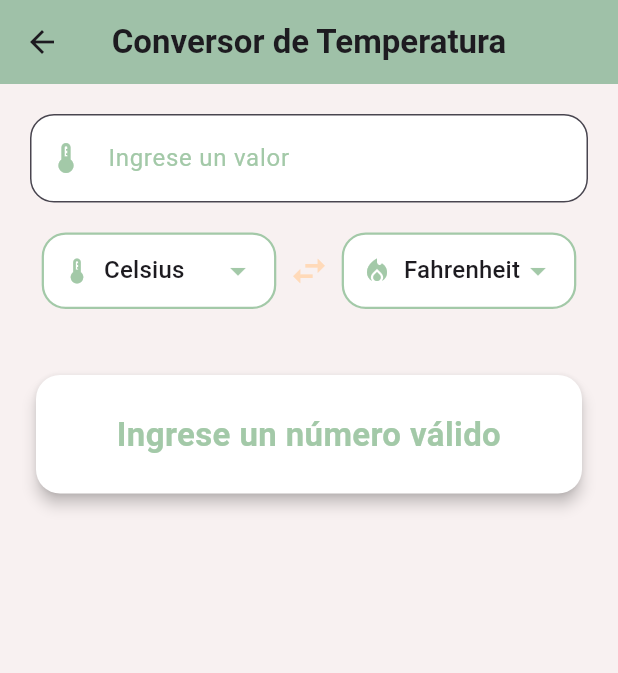
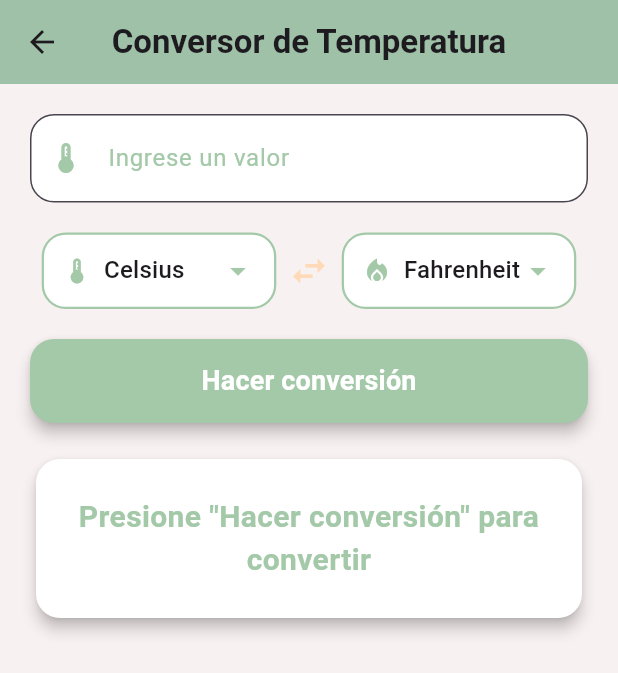
Before and after one commit to BerrioGoodman/unit_converter_flutter_flow, a Flutter app: the TemperatureConverterScreen screen opened directly, on a phone screen of 412 x 824 dp. Shown: the top 673 px of the screen. Run offline on Flutter 3.47's test engine with Material 3 defaults, Android fonts, the phone set to English and light mode, and no system bars; our stand-ins replace shared_preferences; accounts and stored records are empty.

Commit message:
fix: Buttom implementation to confirm de conversion

```diff
--- a/unit_convert/lib/screens/temperature_converter_screen.dart
+++ b/unit_convert/lib/screens/temperature_converter_screen.dart
@@ -14,6 +14,7 @@ class _TemperatureConverterScreenState extends State<TemperatureConverterScreen>
   String _fromUnit = 'Celsius';
   String _toUnit = 'Fahrenheit';
   double? _result;
+  String? _error;
 
   // colores de la aplicación
   final Color pastelBackground = const Color(0xFFF8F1F1);
@@ -29,14 +30,26 @@ class _TemperatureConverterScreenState extends State<TemperatureConverterScreen>
 
   void _convert() {
     double? input = double.tryParse(_controller.text);
-    if (input != null) {
-      final result = ConversionService.convertTemperature(input, _fromUnit, _toUnit);//función específica para temperatura
+
+    if (input == null) {
       setState(() {
+        _result = null;
+        _error = "Ingrese un número válido";
+      });
+      return;
+    }
+
+    final result = ConversionService.convertTemperature(input, _fromUnit, _toUnit);//función específica para temperatura
+
+    setState(() {
+      if (result == null) {
+        _result = null;
+        _error = "Error en la conversión";
+      } else {
         _result = result;
-      });
+        _error = null;
 
-      // Guardar en historial si la conversión fue exitosa
-      if (result != null) {
+        // Guardar en historial si la conversión fue exitosa
         final conversion = ConversionHistory(
           type: 'temperature',
           inputValue: input,
@@ -47,11 +60,7 @@ class _TemperatureConverterScreenState extends State<TemperatureConverterScreen>
         );
         PreferencesService.saveConversion(conversion);
       }
-    } else {
-      setState(() {
-        _result = null;
-      });
-    }
+    });
   }
 
   @override
@@ -87,7 +96,6 @@ class _TemperatureConverterScreenState extends State<TemperatureConverterScreen>
                   borderRadius: BorderRadius.circular(16),
                 ),
               ),
-              onChanged: (value) => _convert(),
             ),
             const SizedBox(height: 20),
 
@@ -97,16 +105,33 @@ class _TemperatureConverterScreenState extends State<TemperatureConverterScreen>
               children: [
                 _buildDropdown(_fromUnit, (value) {
                   setState(() => _fromUnit = value!);
-                  _convert();
                 }),
                 Icon(Icons.swap_horiz, color: pastelAccent, size: 28),
                 _buildDropdown(_toUnit, (value) {
                   setState(() => _toUnit = value!);
-                  _convert();
                 }),
               ],
             ),
-            const SizedBox(height: 40),
+            const SizedBox(height: 20),
+
+            // Botón de conversión
+            ElevatedButton(
+              onPressed: _convert,
+              style: ElevatedButton.styleFrom(
+                backgroundColor: pastelPrimary,
+                foregroundColor: Colors.white,
+                padding: const EdgeInsets.symmetric(horizontal: 40, vertical: 15),
+                shape: RoundedRectangleBorder(
+                  borderRadius: BorderRadius.circular(16),
+                ),
+                elevation: 4,
+              ),
+              child: const Text(
+                'Hacer conversión',
+                style: TextStyle(fontSize: 18, fontWeight: FontWeight.bold),
+              ),
+            ),
+            const SizedBox(height: 20),
 
             // Resultado estilizado con fondo blanco y sombra
             Card(
@@ -117,14 +142,16 @@ class _TemperatureConverterScreenState extends State<TemperatureConverterScreen>
               child: Padding(
                 padding: const EdgeInsets.all(24.0),
                 child: Text(
-                  _result == null
-                      ? 'Ingrese un número válido'
-                      : 'Resultado:\n${_result!.toStringAsFixed(2)} $_toUnit',
+                  _error != null
+                      ? _error!
+                      : _result != null
+                          ? 'Resultado:\n${_result!.toStringAsFixed(2)} $_toUnit'
+                          : 'Presione "Hacer conversión" para convertir',
                   textAlign: TextAlign.center,
                   style: TextStyle(
-                    fontSize: 22,
+                    fontSize: 20,
                     fontWeight: FontWeight.bold,
-                    color: pastelPrimary,
+                    color: _error != null ? Colors.red : pastelPrimary,
                   ),
                 ),
               ),
--- a/unit_convert/pubspec.yaml
+++ b/unit_convert/pubspec.yaml
@@ -39,6 +39,7 @@ dependencies:
 dev_dependencies:
   flutter_test:
     sdk: flutter
+  http: ^1.2.1
 
   # The "flutter_lints" package below contains a set of recommended lints to
   # encourage good coding practices. The lint set provided by the package is
```
Also changed, not shown: unit_convert/lib/screens/length_converter_screen.dart (+47 -20 lines), unit_convert/lib/screens/weight_converter_screen.dart (+23 -7 lines).
